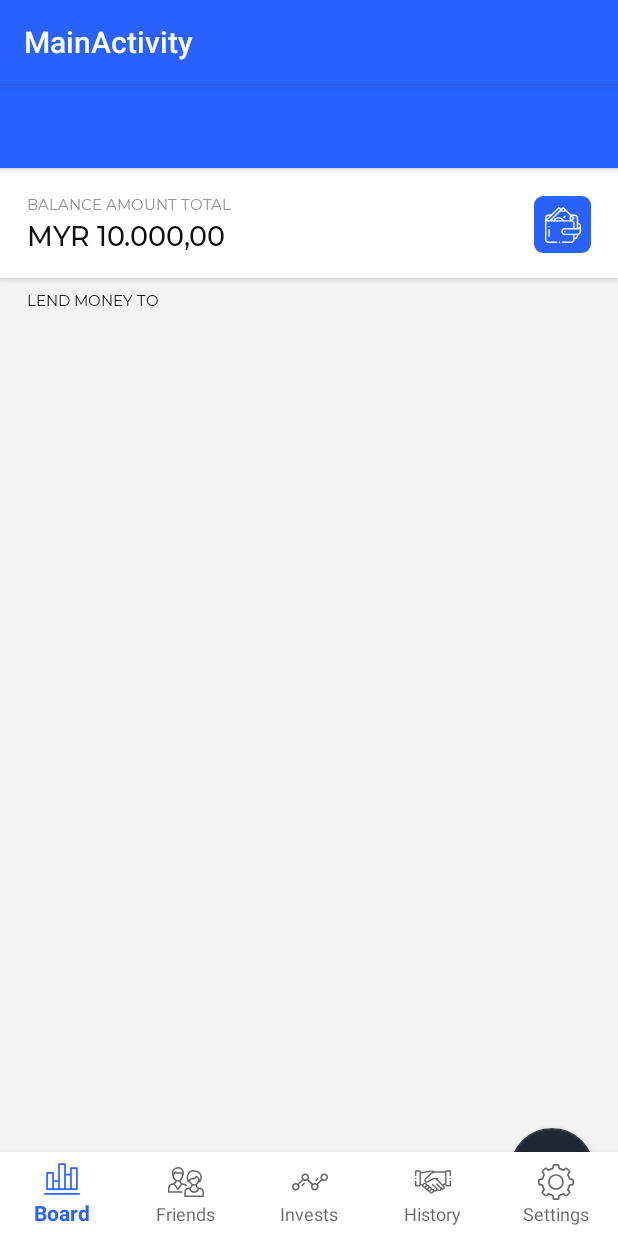
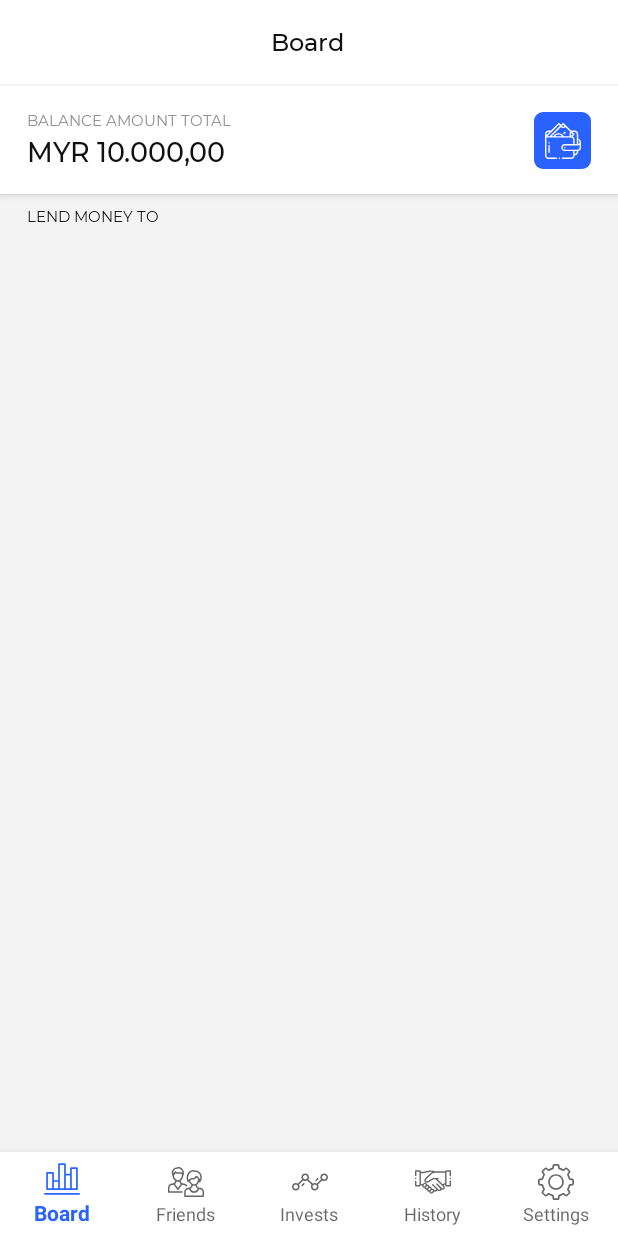
Before and after one commit to aldieemaulana/LendMe, an Android app: the screen it shows after launch (MainActivity), on a phone screen of 412 x 824 dp. Run offline under Robolectric (Android 15) with nearby library versions, the phone set to English and light mode, and no system bars; libraries missing offline, so code that uses them is left out: com.kaopiz.kprogresshud; 1 statement that could not run was skipped.

```diff
--- a/app/src/main/AndroidManifest.xml
+++ b/app/src/main/AndroidManifest.xml
@@ -24,10 +24,8 @@
         <activity
             android:name=".activity.LoginActivity"
             android:label="@string/title_activity_login"
-
             android:screenOrientation="portrait"
-            android:theme="@style/AppTheme"
-            tools:ignore="GoogleAppIndexingWarning" />
+            android:theme="@style/AppTheme" />
 
         <activity
             android:name=".activity.SplashActivity"
@@ -40,6 +38,8 @@
         </activity>
         <activity
             android:name=".activity.MainActivity"
+            android:theme="@style/AppTheme.NoActionBar"
+            android:screenOrientation="portrait"
             android:label="@string/title_activity_main" />
         <activity
             android:name=".activity.MessagingActivity"
--- a/app/src/main/res/layout/activity_main.xml
+++ b/app/src/main/res/layout/activity_main.xml
@@ -8,30 +8,6 @@
     android:layout_height="match_parent"
     android:minHeight="?attr/actionBarSize"
     tools:context=".activity.MainActivity">
-
-    <android.support.design.widget.AppBarLayout
-        android:layout_width="match_parent"
-        android:layout_height="wrap_content"
-        android:theme="@style/AppTheme.AppBarOverlay">
-
-        <android.support.v7.widget.Toolbar
-            android:id="@+id/toolbar"
-            android:layout_width="match_parent"
-            android:layout_height="?attr/actionBarSize"
-            android:background="?attr/colorPrimary"
-            app:popupTheme="@style/AppTheme.PopupOverlay" />
-
-    </android.support.design.widget.AppBarLayout>
-
-    <include layout="@layout/content_main" />
-
-    <android.support.design.widget.FloatingActionButton
-        android:id="@+id/fab"
-        android:layout_width="wrap_content"
-        android:layout_height="wrap_content"
-        android:layout_gravity="bottom|end"
-        android:layout_margin="@dimen/fab_margin"
-        app:srcCompat="@android:drawable/ic_dialog_email" />
     <include layout="@layout/toolbar_primary"/>
 
     <android.support.v4.widget.NestedScrollView
```
